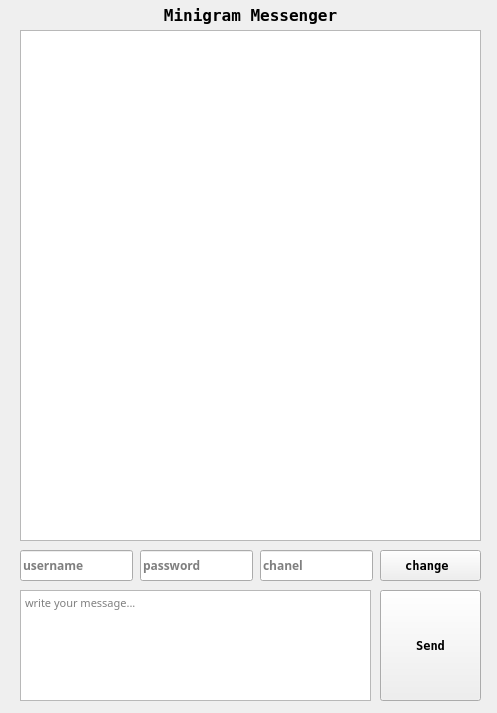
Before: the Qt Designer form messengerui.ui in goglevivan2/Minigram, drawn with Qt 5.
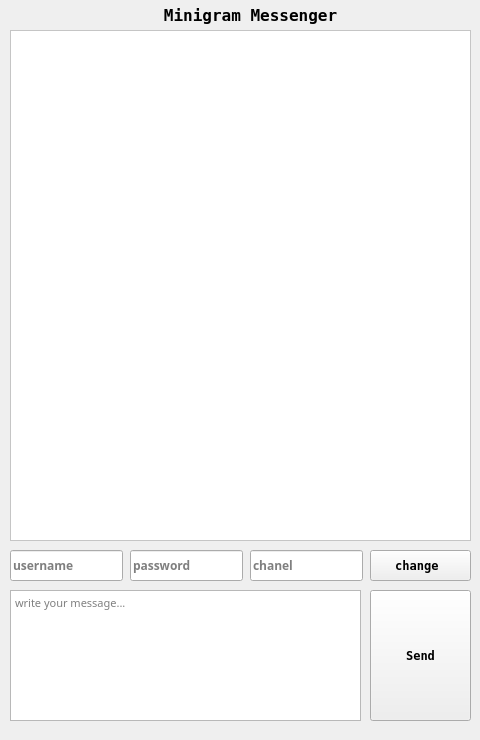
After: the same form once the commit is applied.

Diff of the .ui file:
```diff
--- a/messengerui.ui
+++ b/messengerui.ui
@@ -6,8 +6,8 @@
    <rect>
     <x>0</x>
     <y>0</y>
-    <width>497</width>
-    <height>713</height>
+    <width>480</width>
+    <height>740</height>
    </rect>
   </property>
   <property name="windowTitle">
@@ -17,10 +17,10 @@
    <widget class="QPushButton" name="pushButton">
     <property name="geometry">
      <rect>
-      <x>380</x>
+      <x>370</x>
       <y>590</y>
       <width>101</width>
-      <height>111</height>
+      <height>131</height>
      </rect>
     </property>
     <property name="font">
@@ -30,6 +30,17 @@
       <bold>true</bold>
      </font>
     </property>
+    <property name="styleSheet">
+     <string notr="true">QPushButton{
+  	text-align: center;
+}
+QPushButton:hover{
+   background-color:silver;
+}
+QPushButton:pressed{
+    background-color:gray;
+}</string>
+    </property>
     <property name="text">
      <string>Send</string>
     </property>
@@ -68,7 +79,7 @@
    <widget class="QTextBrowser" name="textBrowser">
     <property name="geometry">
      <rect>
-      <x>20</x>
+      <x>10</x>
       <y>30</y>
       <width>461</width>
       <height>511</height>
@@ -79,11 +90,17 @@
       <family>Microsoft YaHei</family>
      </font>
     </property>
+    <property name="styleSheet">
+     <string notr="true">QTextBrowser{
+background-color:rgb(255, 255, 255);
+}
+</string>
+    </property>
    </widget>
    <widget class="QLineEdit" name="lineEdit">
     <property name="geometry">
      <rect>
-      <x>20</x>
+      <x>10</x>
       <y>550</y>
       <width>113</width>
       <height>31</height>
@@ -103,7 +120,7 @@
    <widget class="QLineEdit" name="lineEdit_2">
     <property name="geometry">
      <rect>
-      <x>140</x>
+      <x>130</x>
       <y>550</y>
       <width>113</width>
       <height>31</height>
@@ -116,6 +133,12 @@
       <bold>true</bold>
      </font>
     </property>
+    <property name="styleSheet">
+     <string notr="true"/>
+    </property>
+    <property name="echoMode">
+     <enum>QLineEdit::Password</enum>
+    </property>
     <property name="placeholderText">
      <string>password</string>
     </property>
@@ -123,10 +146,10 @@
    <widget class="QTextEdit" name="textEdit">
     <property name="geometry">
      <rect>
-      <x>20</x>
+      <x>10</x>
       <y>590</y>
       <width>351</width>
-      <height>111</height>
+      <height>131</height>
      </rect>
     </property>
     <property name="font">
@@ -143,7 +166,7 @@
    <widget class="QLineEdit" name="lineEdit_3">
     <property name="geometry">
      <rect>
-      <x>260</x>
+      <x>250</x>
       <y>550</y>
       <width>113</width>
       <height>31</height>
@@ -163,7 +186,7 @@
    <widget class="QPushButton" name="pushButton_2">
     <property name="geometry">
      <rect>
-      <x>380</x>
+      <x>370</x>
       <y>550</y>
       <width>101</width>
       <height>31</height>
@@ -176,6 +199,17 @@
       <bold>true</bold>
      </font>
     </property>
+    <property name="styleSheet">
+     <string notr="true">QPushButton{
+  	text-align: center;
+}
+QPushButton:hover{
+   background-color:silver;
+}
+QPushButton:pressed{
+    background-color:gray;
+}</string>
+    </property>
     <property name="text">
      <string>change </string>
     </property>
```
